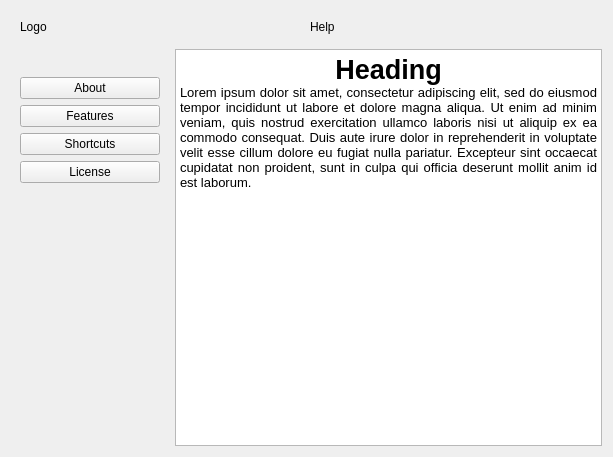
Qt form UI/Help.ui (nerdraven/PaintApp) before a commit.
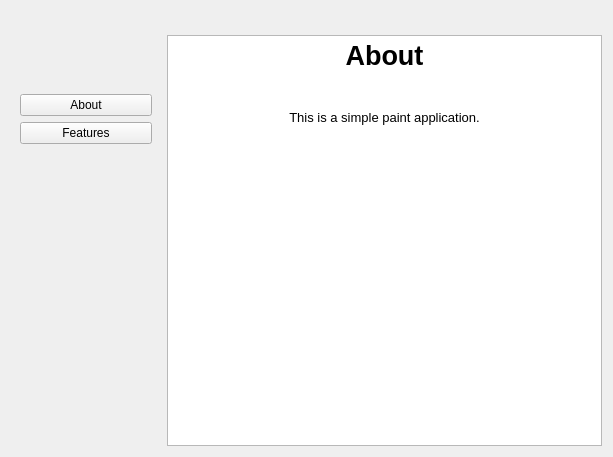
The same form after that commit.

```diff
--- a/UI/Help.ui
+++ b/UI/Help.ui
@@ -18,26 +18,7 @@
     <layout class="QHBoxLayout" name="horizontalLayout">
      <item>
       <widget class="QWidget" name="widget" native="true">
-       <layout class="QHBoxLayout" name="horizontalLayout_4">
-        <item>
-         <layout class="QHBoxLayout" name="horizontalLayout_3">
-          <item>
-           <widget class="QLabel" name="label_2">
-            <property name="text">
-             <string>Logo</string>
-            </property>
-           </widget>
-          </item>
-          <item>
-           <widget class="QLabel" name="label">
-            <property name="text">
-             <string>Help</string>
-            </property>
-           </widget>
-          </item>
-         </layout>
-        </item>
-       </layout>
+       <layout class="QHBoxLayout" name="horizontalLayout_4"/>
       </widget>
      </item>
     </layout>
@@ -45,56 +26,51 @@
    <item>
     <layout class="QHBoxLayout" name="horizontalLayout_2">
      <item>
-      <widget class="QDockWidget" name="dockWidget">
-       <property name="maximumSize">
+      <widget class="QWidget" name="jfk" native="true">
+       <property name="minimumSize">
         <size>
-         <width>158</width>
-         <height>524287</height>
+         <width>150</width>
+         <height>0</height>
         </size>
        </property>
-       <property name="features">
-        <set>QDockWidget::NoDockWidgetFeatures</set>
-       </property>
-       <widget class="QWidget" name="dockWidgetContents_2">
+       <layout class="QVBoxLayout" name="verticalLayout_5">
+        <item>
         <layout class="QVBoxLayout" name="verticalLayout_3">
          <item>
-          <layout class="QVBoxLayout" name="verticalLayout_2">
+           <spacer name="verticalSpacer_2">
+            <property name="orientation">
+             <enum>Qt::Vertical</enum>
+            </property>
+            <property name="sizeType">
+             <enum>QSizePolicy::Fixed</enum>
+            </property>
+            <property name="sizeHint" stdset="0">
+             <size>
+              <width>20</width>
+              <height>50</height>
+             </size>
+            </property>
+           </spacer>
+          </item>
            <item>
-            <widget class="QPushButton" name="pushButton_2">
+           <widget class="QPushButton" name="about_btn">
              <property name="text">
               <string>About</string>
              </property>
             </widget>
            </item>
            <item>
-            <widget class="QPushButton" name="pushButton_4">
+           <widget class="QPushButton" name="features_btn">
              <property name="text">
               <string>Features</string>
              </property>
             </widget>
            </item>
-           <item>
-            <widget class="QPushButton" name="pushButton_3">
-             <property name="text">
-              <string>Shortcuts</string>
-             </property>
-            </widget>
-           </item>
-           <item>
-            <widget class="QPushButton" name="pushButton">
-             <property name="text">
-              <string>License</string>
-             </property>
-            </widget>
-           </item>
            <item>
             <spacer name="verticalSpacer">
              <property name="orientation">
               <enum>Qt::Vertical</enum>
              </property>
-             <property name="sizeType">
-              <enum>QSizePolicy::MinimumExpanding</enum>
-             </property>
              <property name="sizeHint" stdset="0">
               <size>
                <width>20</width>
@@ -107,7 +83,6 @@
          </item>
         </layout>
        </widget>
-      </widget>
      </item>
      <item>
       <widget class="QTextBrowser" name="textBrowser">
@@ -116,8 +91,9 @@
 &lt;html&gt;&lt;head&gt;&lt;meta name=&quot;qrichtext&quot; content=&quot;1&quot; /&gt;&lt;style type=&quot;text/css&quot;&gt;
 p, li { white-space: pre-wrap; }
 &lt;/style&gt;&lt;/head&gt;&lt;body style=&quot; font-family:'Product Sans'; font-size:10pt; font-weight:400; font-style:normal;&quot;&gt;
-&lt;p align=&quot;center&quot; style=&quot; margin-top:0px; margin-bottom:0px; margin-left:0px; margin-right:0px; -qt-block-indent:0; text-indent:0px;&quot;&gt;&lt;span style=&quot; font-size:20pt; font-weight:600;&quot;&gt;Heading&lt;/span&gt;&lt;/p&gt;
-&lt;p align=&quot;justify&quot; style=&quot; margin-top:0px; margin-bottom:0px; margin-left:0px; margin-right:0px; -qt-block-indent:0; text-indent:0px;&quot;&gt;Lorem ipsum dolor sit amet, consectetur adipiscing elit, sed do eiusmod tempor incididunt ut labore et dolore magna aliqua. Ut enim ad minim veniam, quis nostrud exercitation ullamco laboris nisi ut aliquip ex ea commodo consequat. Duis aute irure dolor in reprehenderit in voluptate velit esse cillum dolore eu fugiat nulla pariatur. Excepteur sint occaecat cupidatat non proident, sunt in culpa qui officia deserunt mollit anim id est laborum.&lt;/p&gt;&lt;/body&gt;&lt;/html&gt;</string>
+&lt;p align=&quot;center&quot; style=&quot; margin-top:12px; margin-bottom:12px; margin-left:0px; margin-right:0px; -qt-block-indent:0; text-indent:0px;&quot;&gt;&lt;span style=&quot; font-size:20pt; font-weight:600;&quot;&gt;About&lt;/span&gt;&lt;/p&gt;
+&lt;p align=&quot;center&quot; style=&quot;-qt-paragraph-type:empty; margin-top:12px; margin-bottom:12px; margin-left:0px; margin-right:0px; -qt-block-indent:0; text-indent:0px;&quot;&gt;&lt;br /&gt;&lt;/p&gt;
+&lt;p align=&quot;center&quot; style=&quot; margin-top:12px; margin-bottom:12px; margin-left:0px; margin-right:0px; -qt-block-indent:0; text-indent:0px;&quot;&gt;This is a simple paint application.&lt;/p&gt;&lt;/body&gt;&lt;/html&gt;</string>
        </property>
       </widget>
      </item>
```
Left out of the diff: 2 changed lines with no effect on the pictures. Lines whose indentation alone changed are shown as unchanged.
